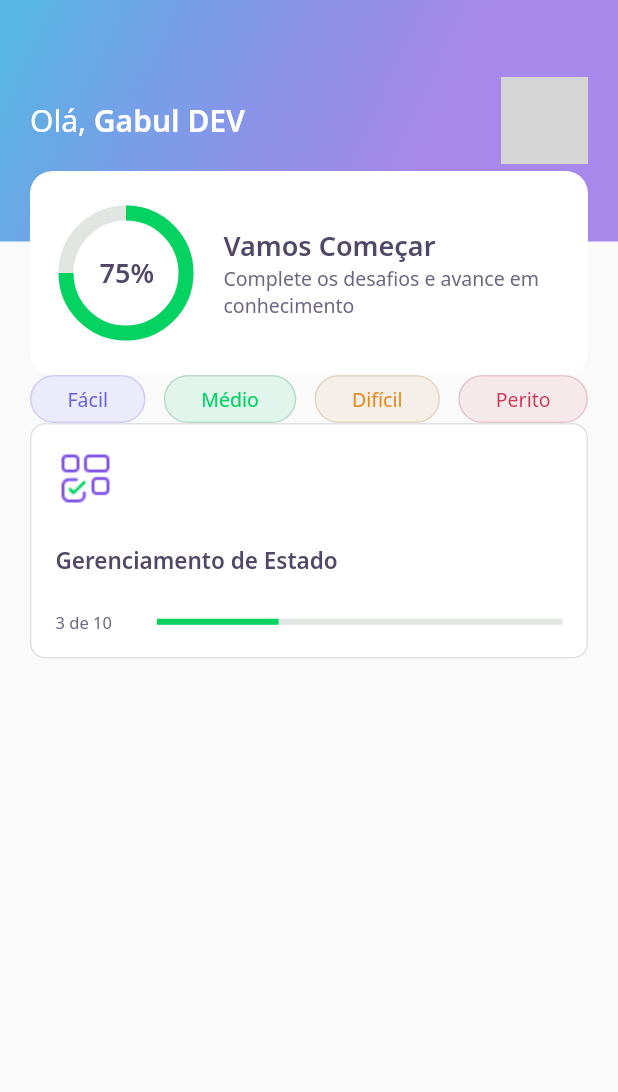
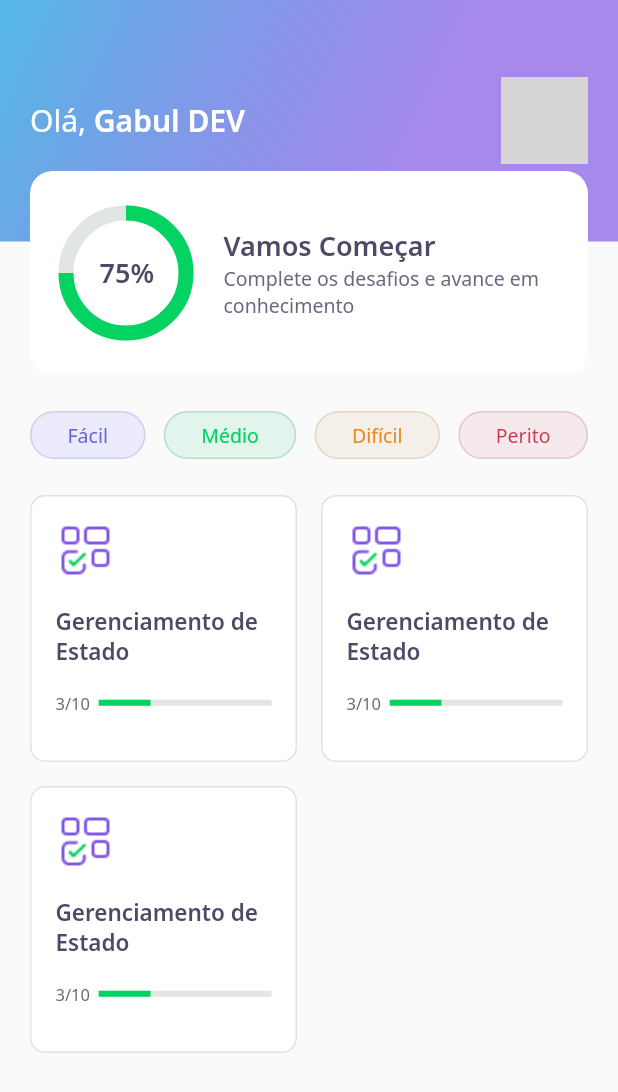
Before and after one commit to Flaviohmm/DevQuiz-Flutter, a Flutter app: the screen it shows after launch, on a phone screen of 412 x 824 dp. Shown: the top 1092 px of the screen. Run offline on Flutter 3.47's test engine with Material 2 defaults, Android fonts, the phone set to English and light mode, and no system bars; our stand-ins replace google_fonts; network calls fail; grey boxes are pictures that could not be loaded.

Commit message:
NLW#5 - Corrigindo o Quiz Card

```diff
--- a/lib/home/home_page.dart
+++ b/lib/home/home_page.dart
@@ -19,6 +19,9 @@ class _HomePageState extends State<HomePage> {
         padding: const EdgeInsets.symmetric(horizontal: 20),
         child: Column(
           children: [
+            SizedBox(
+              height: 24,
+            ),
             Row(
               mainAxisAlignment: MainAxisAlignment.spaceBetween,
               children: [
@@ -36,7 +39,17 @@ class _HomePageState extends State<HomePage> {
                 ),
               ],
             ),
-            QuizCardWidget()
+            SizedBox(
+              height: 24,
+            ),
+            Expanded(
+              child: GridView.count(
+                crossAxisSpacing: 16,
+                mainAxisSpacing: 16,
+                crossAxisCount: 2,
+                children: [QuizCardWidget(), QuizCardWidget(), QuizCardWidget()],
+              ),
+            )
           ],
         ),
       ),
--- a/lib/home/widgets/quiz_card/quiz_card_widget.dart
+++ b/lib/home/widgets/quiz_card/quiz_card_widget.dart
@@ -23,21 +23,21 @@ class QuizCardWidget extends StatelessWidget {
             child: Image.asset(AppImages.blocks),
           ),
           SizedBox(
-            height: 24
+            height: 17
           ),
           Text(
             "Gerenciamento de Estado",
             style: AppTextStyles.heading15,
           ),
           SizedBox(
-            height: 24
+            height: 17
           ),
           Row(
             children: [
               Expanded(
                 flex: 1,
                 child: Text(
-                  "3 de 10",
+                  "3/10",
                   style: AppTextStyles.body11
                 ),
               ),
```
